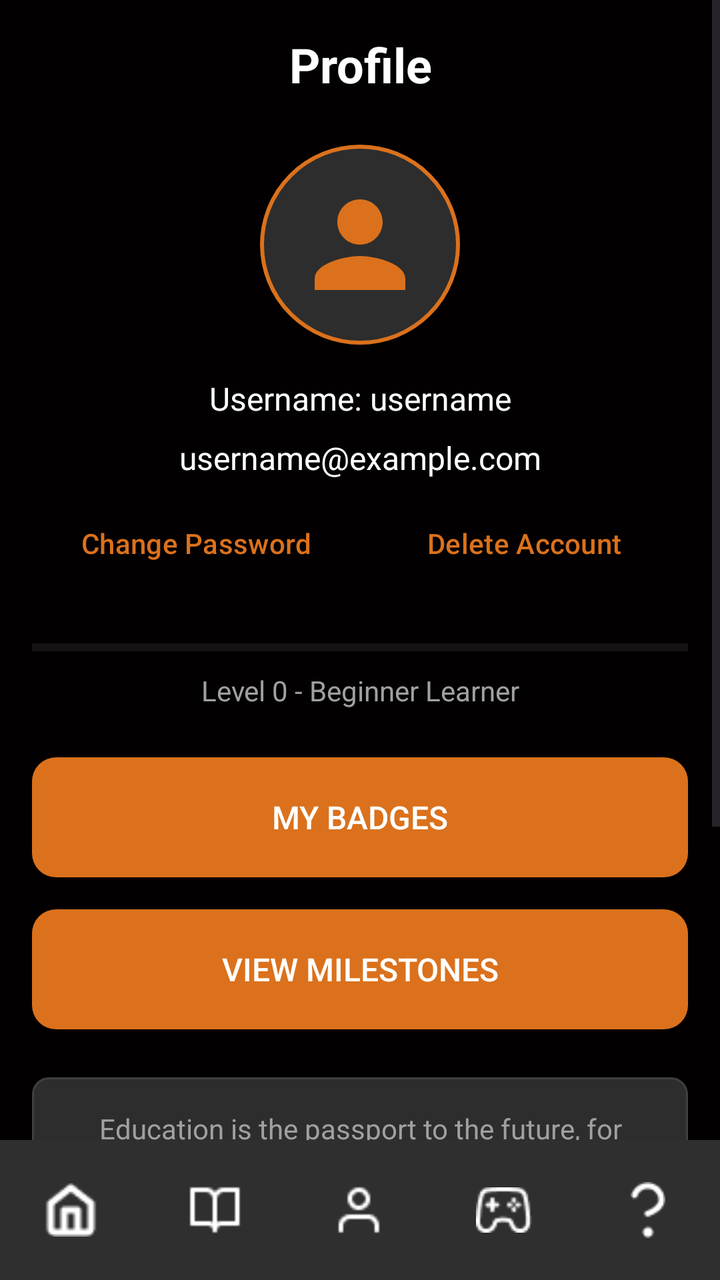
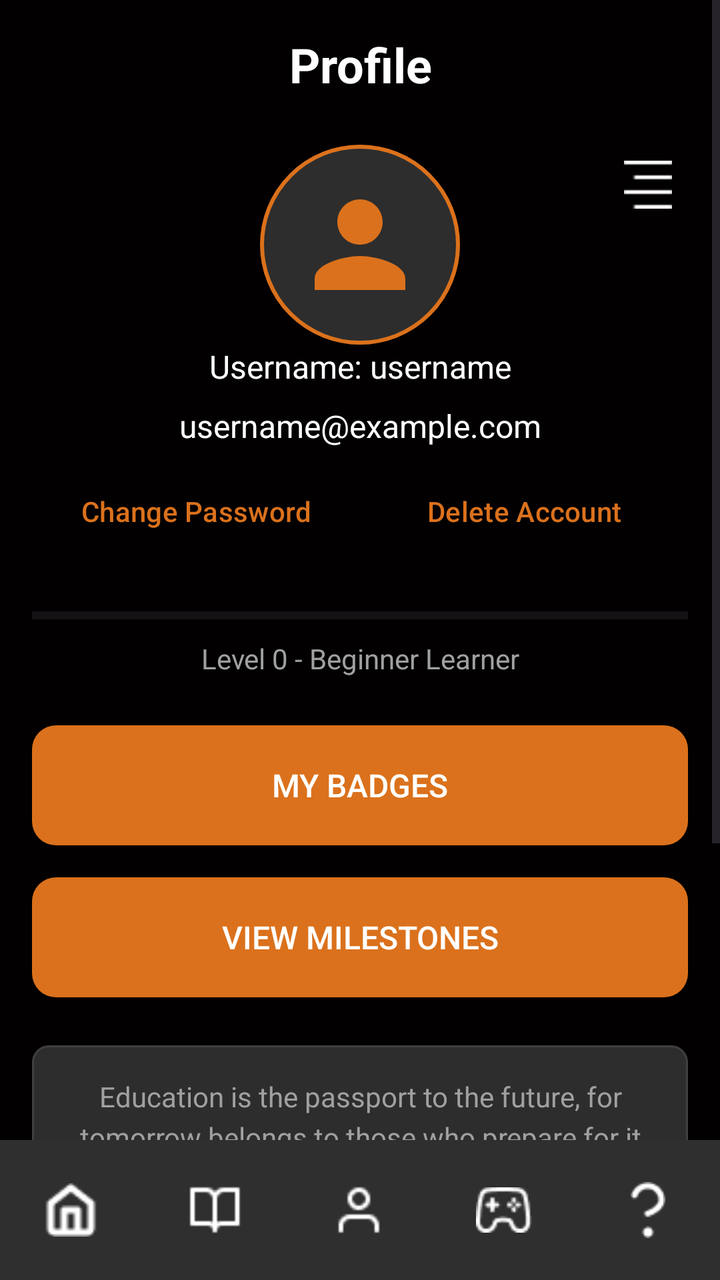

The first picture is an Android layout as it rendered before a commit; the second is the same layout after the commit. The layout source and the unified diff follow.
<!-- AndroidManifest.xml: application theme Theme.Cognify -->
<!-- res/layout/activity_profile.xml -->
<RelativeLayout
    xmlns:android="http://schemas.android.com/apk/res/android"
    xmlns:app="http://schemas.android.com/apk/res-auto"
    xmlns:tools="http://schemas.android.com/tools"
    android:layout_width="match_parent"
    android:layout_height="match_parent"
    android:background="@color/background_dark">

    <ScrollView
        android:layout_width="match_parent"
        android:layout_height="match_parent"
        android:layout_above="@+id/bottom_navigation"
        android:background="@color/background_dark">

        <LinearLayout
            android:layout_width="match_parent"
            android:layout_height="wrap_content"
            android:orientation="vertical"
            android:padding="16dp">
            
            <TextView
                android:layout_width="match_parent"
                android:layout_height="wrap_content"
                android:text="Profile"
                android:textSize="24sp"
                android:textColor="@color/text_primary"
                android:textStyle="bold"
                android:gravity="center"
                android:layout_marginBottom="24dp"/>
            
            <ImageView
                android:layout_width="100dp"
                android:layout_height="100dp"
                android:layout_gravity="center"
                android:src="@drawable/ic_user_avatar"
                android:background="@drawable/circle_background"
                android:padding="16dp"
                android:layout_marginBottom="16dp"/>
            
            <TextView
                android:id="@+id/tv_username"
                android:layout_width="match_parent"
                android:layout_height="wrap_content"
                android:text="Username: username"
                android:textSize="16sp"
                android:textColor="@color/text_primary"
                android:gravity="center"
                android:layout_marginBottom="8dp"/>
            
            <TextView
                android:id="@+id/tv_user_email"
                android:layout_width="match_parent"
                android:layout_height="wrap_content"
                android:text="username@example.com"
                android:textSize="16sp"
                android:textColor="@color/text_primary"
                android:gravity="center"
                android:layout_marginBottom="8dp"/>
            
            <TextView
                android:id="@+id/tv_student_id"
                android:layout_width="match_parent"
                android:layout_height="wrap_content"
                android:text=""
                android:textSize="16sp"
                android:textColor="@color/text_primary"
                android:gravity="center"
                android:layout_marginBottom="16dp"
                android:visibility="gone"/>
            
            <LinearLayout
                android:layout_width="match_parent"
                android:layout_height="wrap_content"
                android:orientation="horizontal"
                android:gravity="center"
                android:layout_marginBottom="24dp"
                android:visibility="gone">
                <TextView
                    android:id="@+id/tv_password"
                    android:layout_width="0dp"
                    android:layout_height="wrap_content"
                    android:layout_weight="1"
                    android:text="testpass@123!"
                    android:textSize="14sp"
                    android:textColor="@color/text_secondary"
                    android:gravity="center"/>
                <ImageView
                    android:id="@+id/iv_password_visibility"
                    android:layout_width="24dp"
                    android:layout_height="24dp"
                    android:src="@drawable/ic_visibility"
                    android:layout_marginStart="8dp"/>
            </LinearLayout>
            
            
            <LinearLayout
                android:layout_width="match_parent"
                android:layout_height="wrap_content"
                android:orientation="horizontal"
                android:gravity="center"
                android:layout_marginBottom="24dp"
                android:weightSum="2">
                <Button
                    android:id="@+id/btn_change_password"
                    android:layout_width="0dp"
                    android:layout_height="wrap_content"
                    android:layout_weight="1"
                    android:background="@android:color/transparent"
                    android:text="Change Password"
                    android:textColor="@color/accent_orange"
                    android:textSize="14sp"/>
                <Button
                    android:id="@+id/btn_delete_account"
                    android:layout_width="0dp"
                    android:layout_height="wrap_content"
                    android:layout_weight="1"
                    android:background="@android:color/transparent"
                    android:text="Delete Account"
                    android:textColor="@color/accent_orange"
                    android:textSize="14sp"/>
            </LinearLayout>
            
            <ProgressBar
                android:id="@+id/progress_milestone"
                style="?android:attr/progressBarStyleHorizontal"
                android:layout_width="match_parent"
                android:layout_height="8dp"
                android:progress="0"
                android:progressTint="@color/accent_orange"
                android:layout_marginBottom="8dp"/>
            <TextView
                android:id="@+id/tv_milestone_level"
                android:layout_width="match_parent"
                android:layout_height="wrap_content"
                android:text="Level 0 - Beginner Learner"
                android:textSize="14sp"
                android:textColor="@color/text_secondary"
                android:gravity="center"
                android:layout_marginBottom="24dp"/>
            
            <androidx.appcompat.widget.AppCompatButton
                android:id="@+id/btn_my_badges"
                android:layout_width="match_parent"
                android:layout_height="60dp"
                android:text="My Badges"
                android:textSize="16sp"
                android:textColor="@color/text_primary"
                android:background="@drawable/button_primary"
                android:layout_marginBottom="16dp"/>
            <androidx.appcompat.widget.AppCompatButton
                android:id="@+id/btn_milestones"
                android:layout_width="match_parent"
                android:layout_height="60dp"
                android:layout_marginBottom="24dp"
                android:background="@drawable/button_primary"
                android:text="View Milestones"
                android:textColor="@color/text_primary"
                android:textSize="16sp"/>
            
            <TextView
                android:layout_width="match_parent"
                android:layout_height="wrap_content"
                android:text="@string/motivational_quote"
                android:textSize="14sp"
                android:textColor="@color/text_secondary"
                android:gravity="center"
                android:fontStyle="italic"
                android:lineSpacingExtra="4dp"
                android:background="@drawable/quote_background"
                android:padding="16dp"
                android:layout_marginBottom="24dp"/>
            
            <LinearLayout
                android:layout_width="match_parent"
                android:layout_height="wrap_content"
                android:orientation="horizontal"
                android:layout_marginBottom="16dp">
                <androidx.appcompat.widget.AppCompatButton
                    android:id="@+id/btnAddViewNotes"
                    android:layout_width="0dp"
                    android:layout_height="50dp"
                    android:layout_weight="1"
                    android:text="View And Upload Notes"
                    android:textSize="14sp"
                    android:textColor="@color/text_primary"
                    android:background="@drawable/button_secondary"
                    android:layout_marginStart="8dp"/>
            </LinearLayout>
            <LinearLayout
                android:layout_width="match_parent"
                android:layout_height="wrap_content"
                android:orientation="horizontal">
                <androidx.appcompat.widget.AppCompatButton
                    android:id="@+id/btnBackToHomeage"
                    android:layout_width="match_parent"
                    android:layout_height="50dp"
                    android:layout_weight="1"
                    android:text="Back To Homepage"
                    android:textSize="14sp"
                    android:textColor="@color/text_primary"
                    android:background="@drawable/button_secondary"
                    android:layout_marginStart="8dp"/>

                <androidx.appcompat.widget.AppCompatButton
                    android:id="@+id/btnLogOut"
                    android:layout_width="match_parent"
                    android:layout_height="50dp"
                    android:layout_weight="1"
                    android:text="Log Out"
                    android:textSize="14sp"
                    android:textColor="@color/text_primary"
                    android:background="@drawable/db_check_button"
                    android:layout_marginStart="8dp"/>
            </LinearLayout>
        </LinearLayout>
    </ScrollView>
    <com.google.android.material.bottomnavigation.BottomNavigationView
        android:id="@+id/bottom_navigation"
        android:layout_width="match_parent"
        android:layout_height="70dp"
        android:layout_alignParentBottom="true"
        android:background="@color/nav_bar_background"
        app:itemIconSize="28dp"
        app:itemActiveIndicatorStyle="@null"
        app:itemIconTint="@color/white"
        app:labelVisibilityMode="unlabeled"
        app:menu="@menu/bottom_nav_menu"/>
</RelativeLayout>
<!-- resources referenced by this layout -->
<resources>
  <color name="accent_orange">#DB711C</color>
  <color name="background_dark">#020000</color>
  <color name="nav_bar_background">#2F2F2F</color>
  <color name="text_primary">#FFFFFF</color>
  <color name="text_secondary">#A0A0A0</color>
  <color name="white">#FFFFFF</color>
  <!-- drawable button_primary (drawable) -->
  <?xml version="1.0" encoding="utf-8"?>
  
  <shape xmlns:android="http://schemas.android.com/apk/res/android"
      android:shape="rectangle">
      <solid android:color="@color/accent_orange" />
      <corners android:radius="12dp" />
  </shape>
  <!-- drawable button_secondary (drawable) -->
  <?xml version="1.0" encoding="utf-8"?>
  
  <shape xmlns:android="http://schemas.android.com/apk/res/android"
      android:shape="rectangle">
      <solid android:color="@color/background_secondary" />
      <corners android:radius="8dp" />
      <stroke
          android:width="1dp"
          android:color="@color/accent_orange" />
  </shape>
  <!-- drawable circle_background (drawable) -->
  <?xml version="1.0" encoding="utf-8"?>
  
  <shape xmlns:android="http://schemas.android.com/apk/res/android"
      android:shape="oval">
      <solid android:color="@color/background_secondary" />
      <stroke
          android:width="2dp"
          android:color="@color/accent_orange" />
  </shape>
  <!-- drawable db_check_button (drawable) -->
  <?xml version="1.0" encoding="utf-8"?>
  
  <shape xmlns:android="http://schemas.android.com/apk/res/android"
      android:shape="rectangle">
      <solid android:color="@color/check_button_colour" />
      <corners android:radius="16dp" /> 
      <stroke
          android:width="2sp"
          android:color="@color/white"/>
  </shape>
  <!-- drawable ic_user_avatar (drawable) -->
  <?xml version="1.0" encoding="utf-8"?>
  
  <vector xmlns:android="http://schemas.android.com/apk/res/android"
      android:width="24dp"
      android:height="24dp"
      android:viewportWidth="24"
      android:viewportHeight="24">
      <path
          android:fillColor="@color/accent_orange"
          android:pathData="M12,12c2.21,0 4,-1.79 4,-4s-1.79,-4 -4,-4 -4,1.79 -4,4 1.79,4 4,4zM12,14c-2.67,0 -8,1.34 -8,4v2h16v-2c0,-2.66 -5.33,-4 -8,-4z"/>
  </vector>
  <!-- drawable ic_visibility (drawable) -->
  <?xml version="1.0" encoding="utf-8"?>
  
  <vector xmlns:android="http://schemas.android.com/apk/res/android"
      android:width="24dp"
      android:height="24dp"
      android:viewportWidth="24"
      android:viewportHeight="24">
      <path
          android:fillColor="@color/text_secondary"
          android:pathData="M12,4.5C7,4.5 2.73,7.61 1,12c1.73,4.39 6,7.5 11,7.5s9.27,-3.11 11,-7.5c-1.73,-4.39 -6,-7.5 -11,-7.5zM12,17c-2.76,0 -5,-2.24 -5,-5s2.24,-5 5,-5 5,2.24 5,5 -2.24,5 -5,5zM12,9c-1.66,0 -3,1.34 -3,3s1.34,3 3,3 3,-1.34 3,-3 -1.34,-3 -3,-3z"/>
  </vector>
  <!-- drawable quote_background (drawable) -->
  <?xml version="1.0" encoding="utf-8"?>
  
  <shape xmlns:android="http://schemas.android.com/apk/res/android"
      android:shape="rectangle">
      <solid android:color="@color/background_secondary" />
      <corners android:radius="8dp" />
      <stroke
          android:width="1dp"
          android:color="@color/border_color" />
  </shape>
  <string name="motivational_quote">"Education is the passport to the future, for tomorrow belongs to those who prepare for it today." - Malcolm X</string>
  <style name="Theme.Cognify" parent="Base.Theme.Cognify" />
  <color name="background_secondary">#2D2D2D</color>
  <color name="check_button_colour">#ad1111</color>
  <color name="border_color">#404040</color>
  <style name="Base.Theme.Cognify" parent="Theme.Material3.DayNight.NoActionBar">
          <item name="android:statusBarColor">@android:color/black</item>
          <item name="android:windowLightStatusBar">false</item>
      </style>
</resources>

<!-- the commit's change to res/layout/activity_profile.xml (unified diff, before → after) -->
@@ -1,10 +1,16 @@
-<RelativeLayout
-    xmlns:android="http://schemas.android.com/apk/res/android"
+<androidx.drawerlayout.widget.DrawerLayout xmlns:android="http://schemas.android.com/apk/res/android"
     xmlns:app="http://schemas.android.com/apk/res-auto"
     xmlns:tools="http://schemas.android.com/tools"
+    android:id="@+id/drawer_layout"
     android:layout_width="match_parent"
     android:layout_height="match_parent"
-    android:background="@color/background_dark">
+    android:background="@color/background_dark"
+    tools:context=".ProfileActivity">
+
+<RelativeLayout
+    android:layout_width="match_parent"
+    android:layout_height="match_parent"
+    android:background="#000000" >
 
     <ScrollView
         android:layout_width="match_parent"
@@ -19,6 +25,7 @@
             android:padding="16dp">
             
             <TextView
+                android:id="@+id/profileText"
                 android:layout_width="match_parent"
                 android:layout_height="wrap_content"
                 android:text="Profile"
@@ -28,14 +35,30 @@
                 android:gravity="center"
                 android:layout_marginBottom="24dp"/>
             
-            <ImageView
-                android:layout_width="100dp"
-                android:layout_height="100dp"
-                android:layout_gravity="center"
-                android:src="@drawable/ic_user_avatar"
-                android:background="@drawable/circle_background"
-                android:padding="16dp"
-                android:layout_marginBottom="16dp"/>
+
+            <RelativeLayout
+                android:layout_width="match_parent"
+                android:layout_height="wrap_content">
+
+                <ImageView
+                    android:id="@+id/ivUserAvatar"
+                    android:layout_width="100dp"
+                    android:layout_height="100dp"
+                    android:layout_centerHorizontal="true"
+                    android:background="@drawable/circle_background"
+                    android:padding="16dp"
+                    android:src="@drawable/ic_user_avatar" />
+
+                <ImageView
+                    android:id="@+id/ivMenu"
+                    android:layout_width="40dp"
+                    android:layout_height="40dp"
+                    android:layout_alignParentEnd="true"
+                    android:padding="8dp"
+                    android:src="@drawable/ic_menu"
+                    app:tint="@android:color/white" />
+
+            </RelativeLayout>
             
             <TextView
                 android:id="@+id/tv_username"
@@ -67,7 +90,7 @@
                 android:gravity="center"
                 android:layout_marginBottom="16dp"
                 android:visibility="gone"/>
-            
+
             <LinearLayout
                 android:layout_width="match_parent"
                 android:layout_height="wrap_content"
@@ -226,3 +249,33 @@
         app:labelVisibilityMode="unlabeled"
         app:menu="@menu/bottom_nav_menu"/>
 </RelativeLayout>
+
+    <com.google.android.material.navigation.NavigationView
+        android:id="@+id/navigationView"
+        android:layout_width="wrap_content"
+        android:layout_height="match_parent"
+        android:layout_gravity="start"
+        app:headerLayout="@layout/main_header"
+        app:menu="@menu/main_menu"/>
+
+</androidx.drawerlayout.widget.DrawerLayout>
+<!-- res/layout/main_header.xml (included above) -->
+<?xml version="1.0" encoding="utf-8"?>
+
+
+<LinearLayout xmlns:android="http://schemas.android.com/apk/res/android"
+    android:layout_width="match_parent"
+    android:layout_height="100dp"
+
+    android:gravity="bottom"
+    android:orientation="vertical"
+    android:padding="16dp"
+    android:theme="@style/ThemeOverlay.AppCompat.Dark">
+
+    <ImageView
+        android:layout_width="64dp"
+        android:layout_height="64dp"
+        android:src="@drawable/logo"
+        android:contentDescription="logo" />
+
+</LinearLayout>
<!-- resource entries referenced after the edit -->
@@ -46,6 +46,7 @@
           android:width="2sp"
           android:color="@color/white"/>
   </shape>
+  <!-- drawable ic_menu: png bitmap (drawable, 161 bytes) -->
   <!-- drawable ic_user_avatar (drawable) -->
   <?xml version="1.0" encoding="utf-8"?>
   
@@ -70,6 +71,7 @@
           android:fillColor="@color/text_secondary"
           android:pathData="M12,4.5C7,4.5 2.73,7.61 1,12c1.73,4.39 6,7.5 11,7.5s9.27,-3.11 11,-7.5c-1.73,-4.39 -6,-7.5 -11,-7.5zM12,17c-2.76,0 -5,-2.24 -5,-5s2.24,-5 5,-5 5,2.24 5,5 -2.24,5 -5,5zM12,9c-1.66,0 -3,1.34 -3,3s1.34,3 3,3 3,-1.34 3,-3 -1.34,-3 -3,-3z"/>
   </vector>
+  <!-- drawable logo: png bitmap (drawable, 260523 bytes) -->
   <!-- drawable quote_background (drawable) -->
   <?xml version="1.0" encoding="utf-8"?>
   
